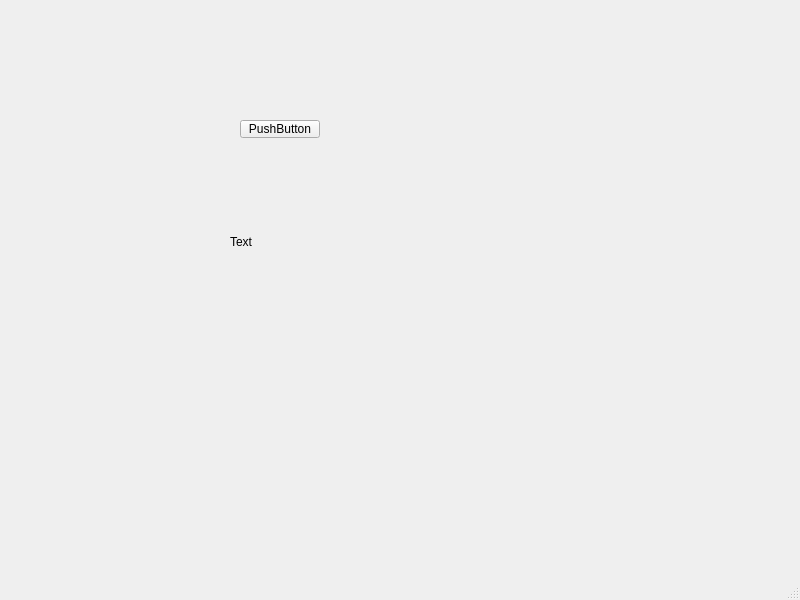
Nassbamg/ProjetROBOT, file mainwindow.ui: the form before one commit.
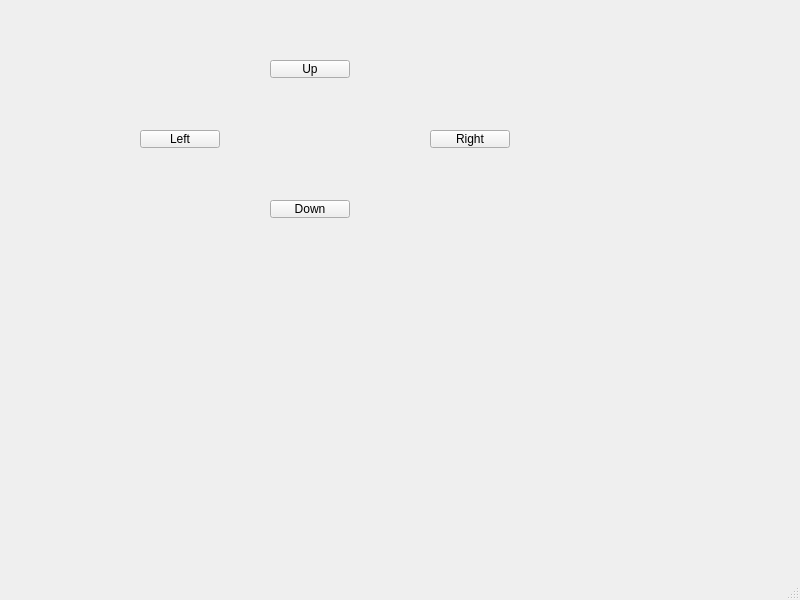
The form after the commit.

What changed in the file:
```diff
--- a/mainwindow.ui
+++ b/mainwindow.ui
@@ -17,27 +17,53 @@
    <widget class="QPushButton" name="BUT1">
     <property name="geometry">
      <rect>
-      <x>240</x>
-      <y>120</y>
+      <x>270</x>
+      <y>60</y>
       <width>80</width>
       <height>18</height>
      </rect>
     </property>
     <property name="text">
-     <string>PushButton</string>
+     <string>Up</string>
     </property>
    </widget>
-   <widget class="QLabel" name="label">
+   <widget class="QPushButton" name="ButDown">
     <property name="geometry">
      <rect>
-      <x>230</x>
-      <y>201</y>
-      <width>111</width>
-      <height>81</height>
+      <x>270</x>
+      <y>200</y>
+      <width>80</width>
+      <height>18</height>
      </rect>
     </property>
     <property name="text">
-     <string>Text</string>
+     <string>Down</string>
+    </property>
+   </widget>
+   <widget class="QPushButton" name="ButRight">
+    <property name="geometry">
+     <rect>
+      <x>430</x>
+      <y>130</y>
+      <width>80</width>
+      <height>18</height>
+     </rect>
+    </property>
+    <property name="text">
+     <string>Right</string>
+    </property>
+   </widget>
+   <widget class="QPushButton" name="ButLeft">
+    <property name="geometry">
+     <rect>
+      <x>140</x>
+      <y>130</y>
+      <width>80</width>
+      <height>18</height>
+     </rect>
+    </property>
+    <property name="text">
+     <string>Left</string>
     </property>
    </widget>
   </widget>
```
Left out of the diff: 2 changed lines with no effect on the pictures.
